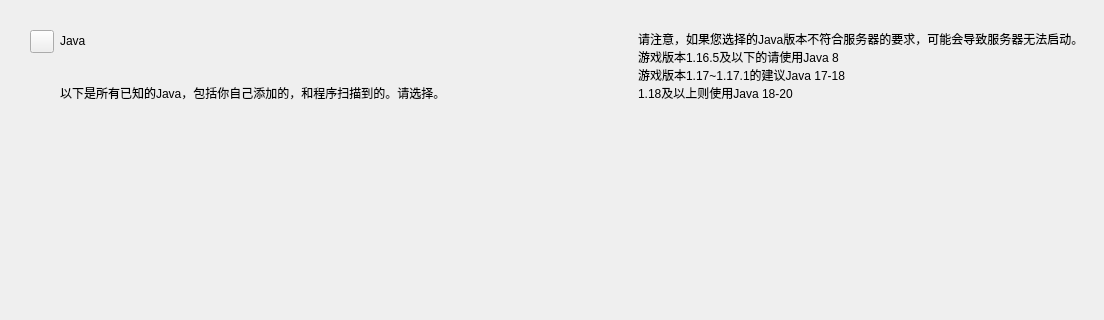
This is QtUI/Pages/selectJavaPage.ui in MCSLTeam/MCSL2 as Qt 5 draws it before an edit; both pictures show x 0 to 1104 and y 0 to 320 of the 1104 by 592 pixel window. The edited form follows.
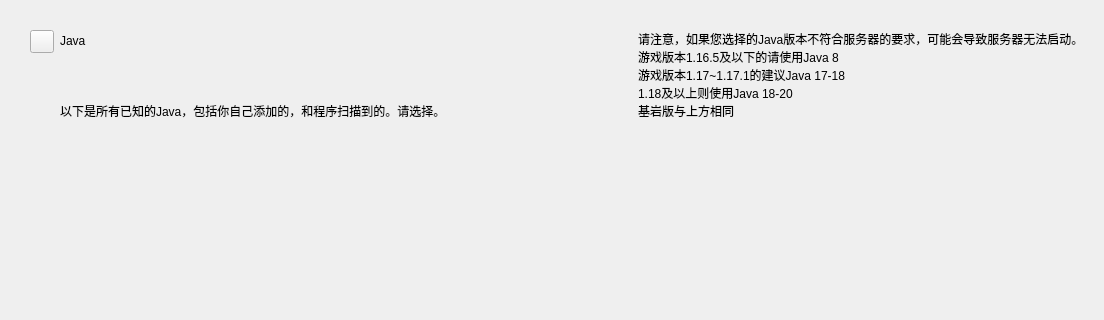
This is the edited form. Custom widgets are drawn as their Qt base class.

What changed in the file:
```diff
--- a/QtUI/Pages/selectJavaPage.ui
+++ b/QtUI/Pages/selectJavaPage.ui
@@ -130,7 +130,8 @@
          <string>请注意，如果您选择的Java版本不符合服务器的要求，可能会导致服务器无法启动。
 游戏版本1.16.5及以下的请使用Java 8
 游戏版本1.17~1.17.1的建议Java 17-18
-1.18及以上则使用Java 18-20</string>
+1.18及以上则使用Java 18-20
+基岩版与上方相同</string>
         </property>
        </widget>
       </item>
```
